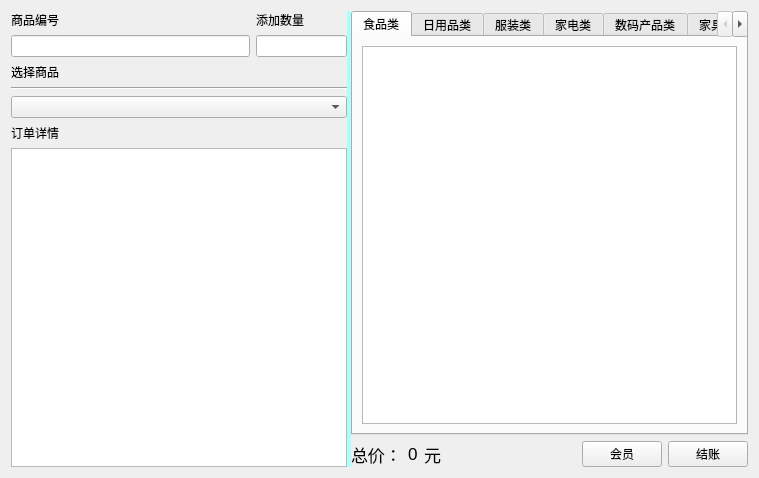
ylxcvvan/Supermarket-Commodity-Management-System, file view/manager/widgetcashiermanager.ui: the form before one commit.
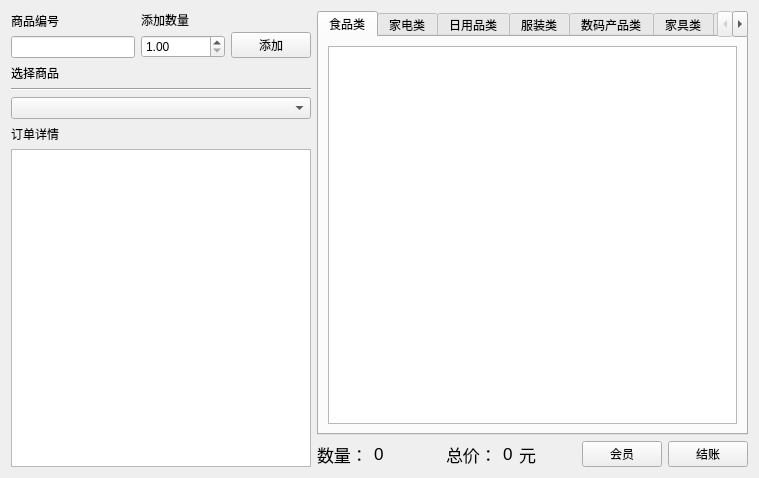
The form after the commit.

```diff
--- a/view/manager/widgetcashiermanager.ui
+++ b/view/manager/widgetcashiermanager.ui
@@ -15,20 +15,9 @@
   </property>
   <layout class="QHBoxLayout" name="horizontalLayout_5">
    <item>
-    <widget class="QSplitter" name="splitter">
-     <property name="styleSheet">
-      <string notr="true">QSplitter::handle{
-	background-color: rgb(170, 255, 255);
-}
-</string>
-     </property>
-     <property name="orientation">
-      <enum>Qt::Horizontal</enum>
-     </property>
-     <widget class="QWidget" name="layoutWidget">
-      <layout class="QVBoxLayout" name="verticalLayout_3">
+    <layout class="QVBoxLayout" name="verticalLayout_7">
        <item>
-        <layout class="QHBoxLayout" name="horizontalLayout_2" stretch="1,0">
+      <layout class="QHBoxLayout" name="horizontalLayout_2">
          <item>
           <layout class="QVBoxLayout" name="verticalLayout_2">
            <item>
@@ -44,7 +33,7 @@
           </layout>
          </item>
          <item>
-          <layout class="QVBoxLayout" name="verticalLayout">
+        <layout class="QVBoxLayout" name="verticalLayout_5">
            <item>
             <widget class="QLabel" name="label_5">
              <property name="text">
@@ -53,25 +42,41 @@
             </widget>
            </item>
            <item>
-            <widget class="QLineEdit" name="lineEdit">
-             <property name="sizePolicy">
-              <sizepolicy hsizetype="Maximum" vsizetype="Fixed">
-               <horstretch>0</horstretch>
-               <verstretch>0</verstretch>
-              </sizepolicy>
-             </property>
-             <property name="maximumSize">
-              <size>
-               <width>91</width>
-               <height>16777215</height>
-              </size>
+          <widget class="QDoubleSpinBox" name="spinBoxAmount">
+           <property name="minimum">
+            <double>1.000000000000000</double>
+           </property>
+           <property name="maximum">
+            <double>99999999999.000000000000000</double>
              </property>
             </widget>
            </item>
           </layout>
          </item>
+       <item>
+        <layout class="QVBoxLayout" name="verticalLayout_6">
+         <item>
+          <widget class="QLabel" name="label_2">
+           <property name="text">
+            <string/>
+           </property>
+          </widget>
+         </item>
+         <item>
+          <widget class="QPushButton" name="pushButtonAdd">
+           <property name="text">
+            <string>添加</string>
+           </property>
+          </widget>
+         </item>
         </layout>
        </item>
+      </layout>
+     </item>
+     <item>
+      <layout class="QVBoxLayout" name="verticalLayout_3">
+       <item>
+        <layout class="QVBoxLayout" name="verticalLayout">
        <item>
         <widget class="QLabel" name="label_6">
          <property name="text">
@@ -89,6 +94,10 @@
        <item>
         <widget class="QComboBox" name="comboBox"/>
        </item>
+        </layout>
+       </item>
+       <item>
+        <layout class="QVBoxLayout" name="verticalLayout_4">
        <item>
         <widget class="QLabel" name="label_3">
          <property name="text">
@@ -122,8 +131,12 @@
         </widget>
        </item>
       </layout>
-     </widget>
-     <widget class="QWidget" name="layoutWidget">
+       </item>
+      </layout>
+     </item>
+    </layout>
+   </item>
+   <item>
       <layout class="QVBoxLayout" name="verticalLayoutRight" stretch="0,0">
        <item>
         <widget class="QTabWidget" name="tabWidget">
@@ -150,6 +163,16 @@
            </item>
           </layout>
          </widget>
+       <widget class="QWidget" name="tab_4">
+        <attribute name="title">
+         <string>家电类</string>
+        </attribute>
+        <layout class="QHBoxLayout" name="horizontalLayout_7">
+         <item>
+          <widget class="QTableView" name="tableView_04"/>
+         </item>
+        </layout>
+       </widget>
          <widget class="QWidget" name="tab_2">
           <attribute name="title">
            <string>日用品类</string>
@@ -170,16 +193,6 @@
            </item>
           </layout>
          </widget>
-         <widget class="QWidget" name="tab_4">
-          <attribute name="title">
-           <string>家电类</string>
-          </attribute>
-          <layout class="QHBoxLayout" name="horizontalLayout_7">
-           <item>
-            <widget class="QTableView" name="tableView_04"/>
-           </item>
-          </layout>
-         </widget>
          <widget class="QWidget" name="tab_5">
           <attribute name="title">
            <string>数码产品类</string>
@@ -264,6 +277,59 @@
        </item>
        <item>
         <layout class="QHBoxLayout" name="horizontalLayout">
+       <item>
+        <widget class="QLabel" name="label_8">
+         <property name="font">
+          <font>
+           <family>Microsoft PhagsPa</family>
+           <pointsize>13</pointsize>
+           <bold>false</bold>
+          </font>
+         </property>
+         <property name="text">
+          <string>数量：</string>
+         </property>
+        </widget>
+       </item>
+       <item>
+        <widget class="QLabel" name="label_9">
+         <property name="font">
+          <font>
+           <pointsize>13</pointsize>
+           <bold>false</bold>
+          </font>
+         </property>
+         <property name="text">
+          <string>0</string>
+         </property>
+        </widget>
+       </item>
+       <item>
+        <widget class="QLabel" name="label_10">
+         <property name="font">
+          <font>
+           <pointsize>13</pointsize>
+           <bold>false</bold>
+          </font>
+         </property>
+         <property name="text">
+          <string/>
+         </property>
+        </widget>
+       </item>
+       <item>
+        <spacer name="horizontalSpacer_2">
+         <property name="orientation">
+          <enum>Qt::Horizontal</enum>
+         </property>
+         <property name="sizeHint" stdset="0">
+          <size>
+           <width>40</width>
+           <height>20</height>
+          </size>
+         </property>
+        </spacer>
+       </item>
          <item>
           <widget class="QLabel" name="label_4">
            <property name="font">
@@ -337,8 +403,6 @@
         </layout>
        </item>
       </layout>
-     </widget>
-    </widget>
    </item>
   </layout>
  </widget>
```
Left out of the diff: 2 changed lines with no effect on the pictures. Lines whose indentation alone changed are shown as unchanged.
